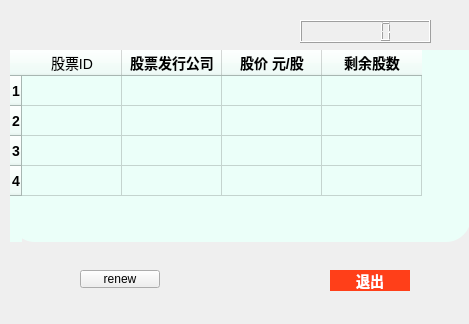
This is src/AllWindow/ui_stockmarket.ui in Hypn0tised-ysy/stock-project as Qt 5 draws it before an edit. The edited form follows.
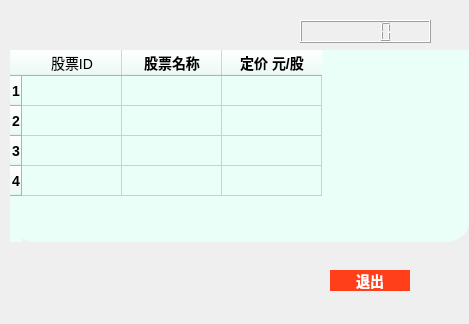
This is the edited form.

Commit message: 新增订单股票等的数据显示

Patch:
```diff
--- a/src/AllWindow/ui_stockmarket.ui
+++ b/src/AllWindow/ui_stockmarket.ui
@@ -60,17 +60,12 @@
    </column>
    <column>
     <property name="text">
-     <string>股票发行公司</string>
+     <string>股票名称</string>
     </property>
    </column>
    <column>
     <property name="text">
-     <string>股价 元/股</string>
-    </property>
-   </column>
-   <column>
-    <property name="text">
-     <string>剩余股数</string>
+     <string>定价 元/股</string>
     </property>
    </column>
   </widget>
@@ -97,19 +92,6 @@
     <string>退出</string>
    </property>
   </widget>
-  <widget class="QPushButton" name="show">
-   <property name="geometry">
-    <rect>
-     <x>80</x>
-     <y>270</y>
-     <width>80</width>
-     <height>18</height>
-    </rect>
-   </property>
-   <property name="text">
-    <string>renew</string>
-   </property>
-  </widget>
   <widget class="QLCDNumber" name="times">
    <property name="geometry">
     <rect>
```
The commit also changes 10 other files.
